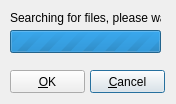
First picture: the form in FileOperation/DeleteDialog.ui, repository martin-kudlicka/file-commander, before the edit.
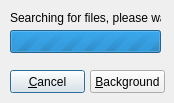
Second picture: the form after the edit.

Commit message: + deleting files (background and foreground) + file operations (copy, mode, delete) include hidden files in subdirectories

```diff
--- a/FileOperation/DeleteDialog.ui
+++ b/FileOperation/DeleteDialog.ui
@@ -5,8 +5,8 @@
    <rect>
     <x>0</x>
     <y>0</y>
-    <width>176</width>
-    <height>104</height>
+    <width>174</width>
+    <height>103</height>
    </rect>
   </property>
   <property name="windowTitle" >
@@ -25,7 +25,20 @@
     <string>Searching for files, please wait.</string>
    </property>
   </widget>
-  <widget class="QProgressBar" name="progressBar" >
+  <widget class="QPushButton" name="qpbCancel" >
+   <property name="geometry" >
+    <rect>
+     <x>10</x>
+     <y>70</y>
+     <width>75</width>
+     <height>23</height>
+    </rect>
+   </property>
+   <property name="text" >
+    <string>&amp;Cancel</string>
+   </property>
+  </widget>
+  <widget class="QProgressBar" name="qpbTotal" >
    <property name="geometry" >
     <rect>
      <x>10</x>
@@ -41,7 +54,7 @@
     <bool>false</bool>
    </property>
   </widget>
-  <widget class="QPushButton" name="qpbCancel" >
+  <widget class="QPushButton" name="qpbBackground" >
    <property name="geometry" >
     <rect>
      <x>90</x>
@@ -51,20 +64,7 @@
     </rect>
    </property>
    <property name="text" >
-    <string>&amp;Cancel</string>
-   </property>
-  </widget>
-  <widget class="QPushButton" name="qpbOK" >
-   <property name="geometry" >
-    <rect>
-     <x>10</x>
-     <y>70</y>
-     <width>75</width>
-     <height>23</height>
-    </rect>
-   </property>
-   <property name="text" >
-    <string>&amp;OK</string>
+    <string>&amp;Background</string>
    </property>
   </widget>
  </widget>
```
Left out of the diff: 5 changed lines with no effect on the pictures. The commit also changes 15 other files.
